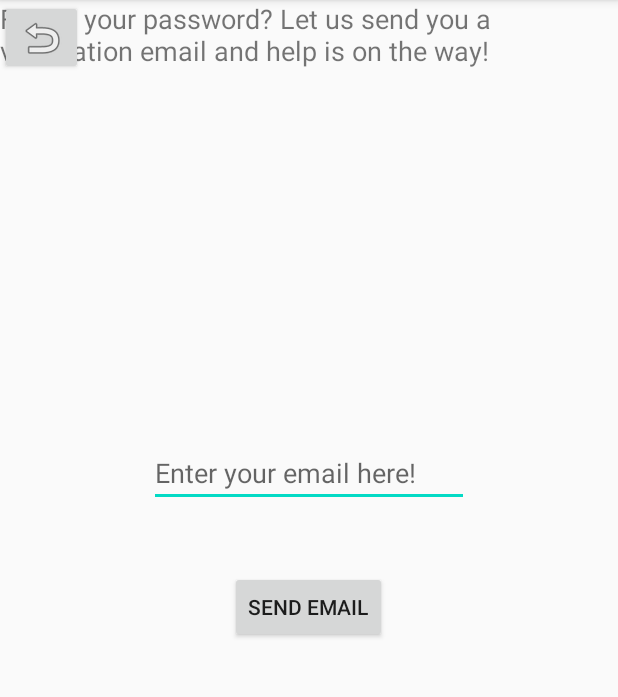
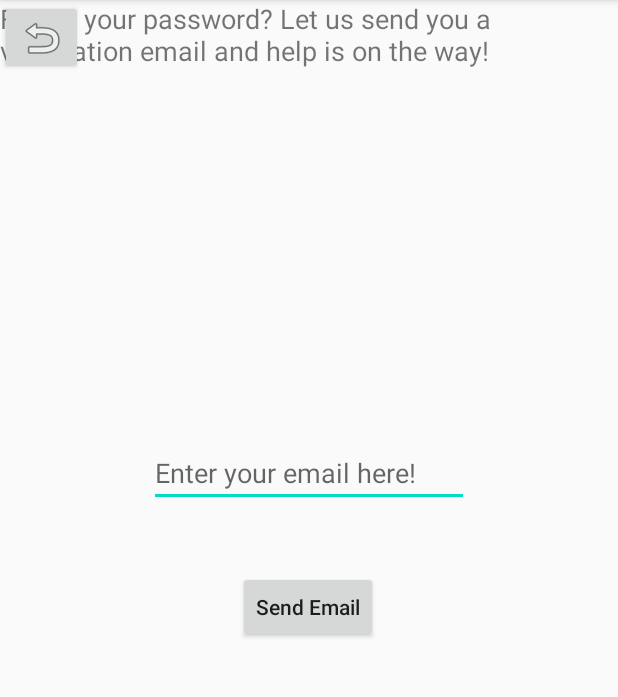
Before and after one commit to jiaqi20/Conversic, an Android app: the ResetPassword screen opened directly, with no data from a screen before it, on a phone screen of 412 x 824 dp, the part 84-781 px from its top. Run offline under Robolectric (Android 15) with nearby library versions, the light colour scheme and no system bars; our stand-ins replace Firebase (no records; nobody signed in at launch, a user with empty details on screens opened directly).

Commit message:
UI for conversic, crash course, library, etc. Save 1.3

```diff
--- a/app/src/main/res/layout/activity_conversic.xml
+++ b/app/src/main/res/layout/activity_conversic.xml
@@ -40,11 +40,12 @@
         tools:layout_editor_absoluteY="193dp" />
 
     <Button
-        android:id="@+id/button10"
+        android:id="@+id/buttonCLib"
         android:layout_width="260dp"
         android:layout_height="75dp"
         android:text="Check Library"
         tools:layout_editor_absoluteX="75dp"
-        tools:layout_editor_absoluteY="584dp" />
+        tools:layout_editor_absoluteY="584dp"
+        android:textAllCaps="false" />
 
 </androidx.constraintlayout.widget.ConstraintLayout>
--- a/app/src/main/res/layout/activity_login.xml
+++ b/app/src/main/res/layout/activity_login.xml
@@ -58,7 +58,8 @@
         app:layout_constraintHorizontal_bias="0.497"
         app:layout_constraintStart_toStartOf="parent"
         app:layout_constraintTop_toBottomOf="@+id/password"
-        app:layout_constraintVertical_bias="0.15" />
+        app:layout_constraintVertical_bias="0.15"
+        android:textAllCaps="false" />
 
     <TextView
         android:id="@+id/textView"
--- a/app/src/main/res/layout/activity_register.xml
+++ b/app/src/main/res/layout/activity_register.xml
@@ -12,7 +12,8 @@
         android:layout_height="50dp"
         android:drawableLeft="@android:drawable/ic_menu_revert"
         tools:layout_editor_absoluteX="12dp"
-        tools:layout_editor_absoluteY="13dp" />
+        tools:layout_editor_absoluteY="13dp"
+        android:onClick=""/>
 
     <TextView
         android:id="@+id/textView2"
@@ -79,7 +80,8 @@
         app:layout_constraintHorizontal_bias="0.497"
         app:layout_constraintStart_toStartOf="parent"
         app:layout_constraintTop_toBottomOf="@+id/password"
-        app:layout_constraintVertical_bias="0.15" />
+        app:layout_constraintVertical_bias="0.15"
+        android:textAllCaps="false"/>
 
     <TextView
         android:id="@+id/textView3"
--- a/app/src/main/res/layout/activity_reset_password.xml
+++ b/app/src/main/res/layout/activity_reset_password.xml
@@ -12,7 +12,8 @@
         android:layout_height="50dp"
         android:drawableLeft="@android:drawable/ic_menu_revert"
         tools:layout_editor_absoluteX="12dp"
-        tools:layout_editor_absoluteY="13dp" />
+        tools:layout_editor_absoluteY="13dp"
+        android:onClick="register"/>
 
     <EditText
         android:id="@+id/editText"
@@ -37,7 +38,8 @@
         app:layout_constraintHorizontal_bias="0.498"
         app:layout_constraintStart_toStartOf="parent"
         app:layout_constraintTop_toBottomOf="@+id/editText"
-        app:layout_constraintVertical_bias="0.111" />
+        app:layout_constraintVertical_bias="0.111"
+        android:textAllCaps="false" />
 
     <TextView
         android:id="@+id/textView6"
```
Also changed, not shown: app/src/main/res/layout/activity_main.xml (+12 -8 lines).
